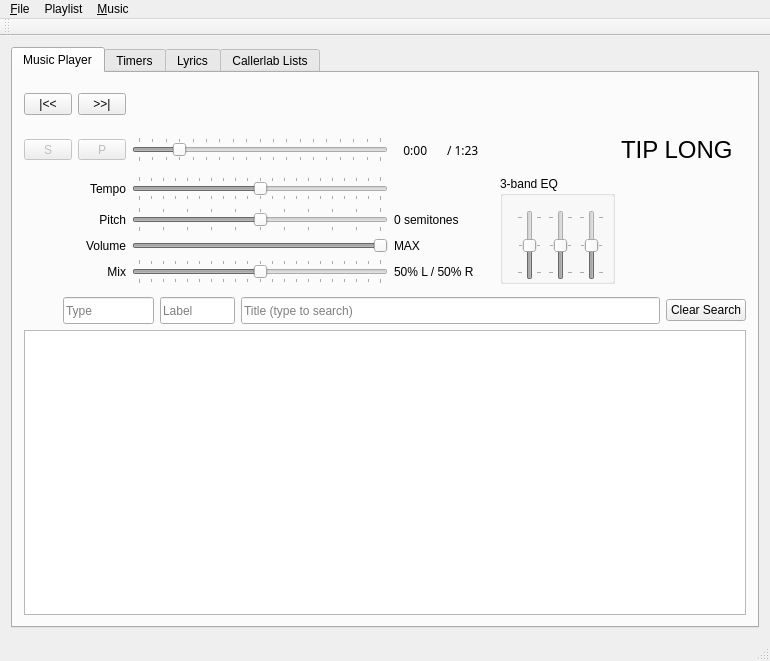
Before: the Qt Designer form SquareDesk-DEV/test123/mainwindow.ui in mpogue2/SquareDesk, drawn with Qt 5.
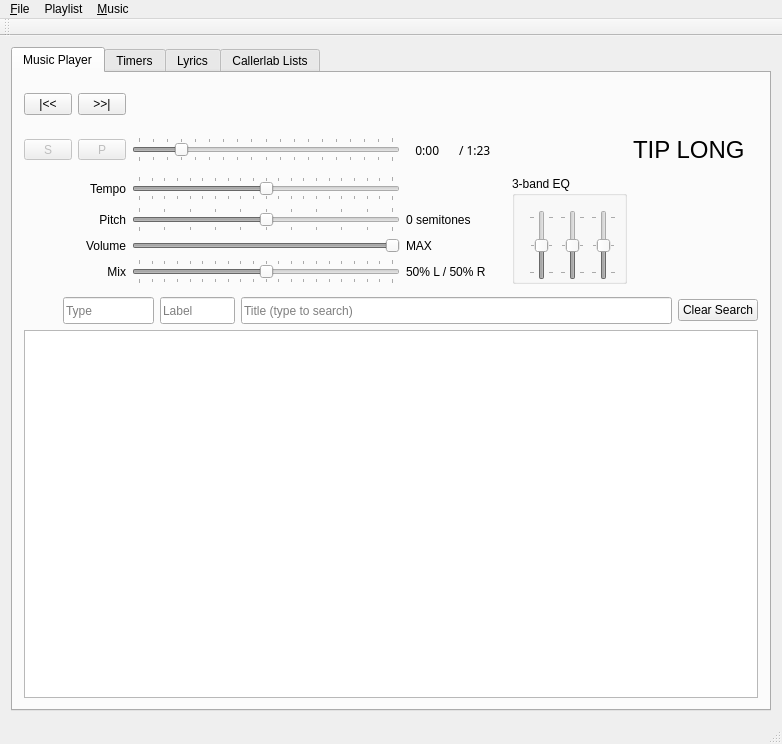
After: the same form once the commit is applied. Custom widgets are drawn as their Qt base class.

Diff of the .ui file:
```diff
--- a/SquareDesk-DEV/test123/mainwindow.ui
+++ b/SquareDesk-DEV/test123/mainwindow.ui
@@ -6,8 +6,8 @@
    <rect>
     <x>0</x>
     <y>0</y>
-    <width>721</width>
-    <height>558</height>
+    <width>782</width>
+    <height>744</height>
    </rect>
   </property>
   <property name="windowTitle">
@@ -73,6 +73,9 @@
            <property name="sortingEnabled">
             <bool>true</bool>
            </property>
+           <property name="columnCount">
+            <number>7</number>
+           </property>
            <attribute name="horizontalHeaderVisible">
             <bool>false</bool>
            </attribute>
@@ -117,6 +120,11 @@
              <string>Title</string>
             </property>
            </column>
+           <column>
+            <property name="text">
+             <string>Age</string>
+            </property>
+           </column>
            <column>
             <property name="text">
              <string>Pitch</string>
@@ -127,6 +135,7 @@
              <string>Tempo</string>
             </property>
            </column>
+           <column/>
           </widget>
          </widget>
         </item>
@@ -1370,8 +1379,8 @@
     <rect>
      <x>0</x>
      <y>0</y>
-     <width>721</width>
-     <height>22</height>
+     <width>782</width>
+     <height>27</height>
     </rect>
    </property>
    <widget class="QMenu" name="menuFile">
```
